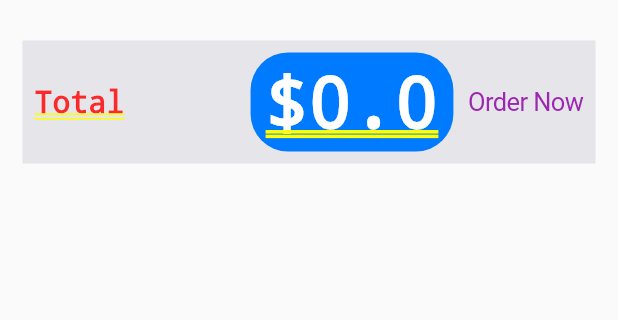
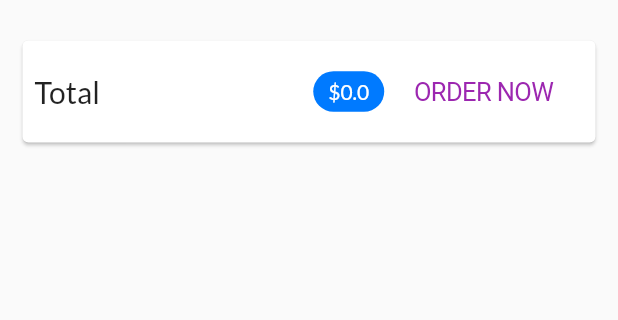
Before and after one commit to yuchehsieh/flutter_shop_app, a Flutter app: the CupertinoCartScreen screen opened directly, on a phone screen of 412 x 824 dp, the part 48-368 px from its top. Run offline on Flutter 3.47's test engine with Material 2 defaults, Android fonts, the phone set to English and light mode, and no system bars; network calls fail.

Commit message:
create the a list of cart item widget

```diff
--- a/lib/android/materialApp.dart
+++ b/lib/android/materialApp.dart
@@ -18,7 +18,7 @@ class MyMaterialApp extends StatelessWidget {
       routes: {
         MaterialProdcutDetailScreen.routeName: (ctx) =>
             MaterialProdcutDetailScreen(),
-        CartScreen.routeName: (ctx) => CartScreen(),
+        MaterialCartScreen.routeName: (ctx) => MaterialCartScreen(),
       },
     );
   }
--- a/lib/android/screens/products_overview_screen.dart
+++ b/lib/android/screens/products_overview_screen.dart
@@ -58,7 +58,7 @@ class _MaterialProductsOverViewScreenState
             child: IconButton(
               icon: Icon(Icons.shopping_cart),
               onPressed: () {
-                Navigator.of(context).pushNamed(CartScreen.routeName);
+                Navigator.of(context).pushNamed(MaterialCartScreen.routeName);
               },
             ),
           ),
--- a/lib/ios/screens/cart_screen.dart
+++ b/lib/ios/screens/cart_screen.dart
@@ -1,6 +1,8 @@
 import 'package:flutter/cupertino.dart';
+import 'package:flutter/material.dart';
 import 'package:provider/provider.dart';
-import 'package:shop_app/providers/cart.dart';
+import 'package:shop_app/ios/widgets/cart_item.dart';
+import 'package:shop_app/providers/cart.dart' show Cart;
 
 class CupertinoCartScreen extends StatelessWidget {
   @override
@@ -14,19 +16,8 @@ class CupertinoCartScreen extends StatelessWidget {
       child: SafeArea(
         child: Column(
           children: <Widget>[
-            Container(
+            Card(
               margin: const EdgeInsets.all(15),
-              decoration: BoxDecoration(
-                // border: Border.all(width: 1),
-                boxShadow: [
-                  BoxShadow(
-                    color: CupertinoColors.black,
-                    offset: Offset.infinite,
-                    spreadRadius: 10,
-                  ),
-                ],
-                color: CupertinoColors.lightBackgroundGray,
-              ),
               child: Padding(
                 padding: const EdgeInsets.all(8.0),
                 child: Row(
@@ -55,17 +46,28 @@ class CupertinoCartScreen extends StatelessWidget {
                         color: CupertinoColors.activeBlue,
                       ),
                     ),
-                    SizedBox(width: 10),
-                    GestureDetector(
+                    CupertinoButton(
                       child: Text(
-                        'Order Now',
+                        'ORDER NOW',
                         style: CupertinoTheme.of(context)
                             .textTheme
                             .actionTextStyle,
                       ),
-                      onTap: () {},
+                      onPressed: () {},
                     )
                   ],
+                ),
+              ),
+            ),
+            SizedBox(height: 10),
+            Expanded(
+              child: ListView.builder(
+                itemCount: cart.itemCount,
+                itemBuilder: (context, index) => CupertinoCartItem(
+                  id: cart.items.values.toList()[index].id,
+                  price: cart.items.values.toList()[index].price,
+                  quantity: cart.items.values.toList()[index].quantity,
+                  title: cart.items.values.toList()[index].title,
                 ),
               ),
             )
```
Also changed, not shown: lib/android/screens/cart_screen.dart (+15 -2 lines), lib/android/widgets/cart_item.dart (added, +42 -0 lines), lib/ios/widgets/cart_item.dart (added, +42 -0 lines).
